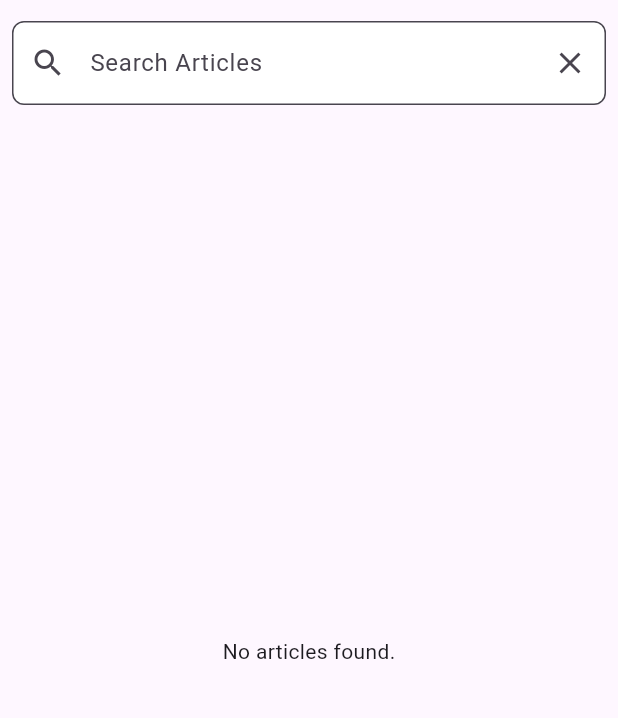
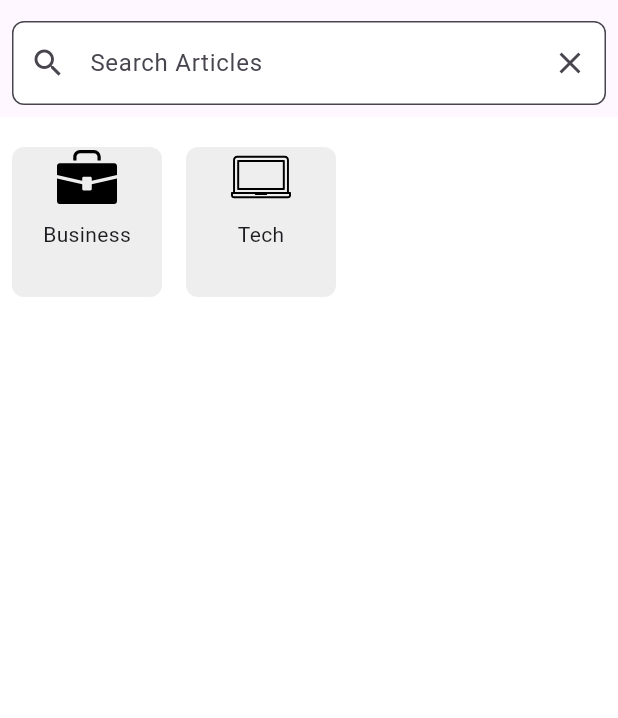
Before and after one commit to SitaaronKL/RUMAD-Hackathon-NewsApp, a Flutter app: the screen it shows after launch, on a phone screen of 412 x 824 dp, the part 51-769 px from its top. Run offline on Flutter 3.47's test engine with Material 3 defaults, Android fonts, the phone set to English and light mode, and no system bars; our stand-ins replace flutter_svg, hive; accounts and stored records are empty; network calls fail.

Commit message:
New Changes

```diff
--- /dev/null
+++ b/lib/models/featured_news_model.dart
@@ -0,0 +1,27 @@
+import 'package:flutter/material.dart';
+
+class FeaturedNewsModel {
+  String title;
+  String description;
+  String imageUrl;
+  String source;
+  String duration;
+  Color boxColor;
+  bool viewIsSelected;
+
+  FeaturedNewsModel({
+    required this.title,
+    required this.description,
+    required this.imageUrl,
+    required this.source,
+    required this.duration,
+    required this.boxColor,
+    this.viewIsSelected = false,
+  });
+
+  static List<FeaturedNewsModel> getFeaturedNews() {
+    List<FeaturedNewsModel> featured = [];
+    // Add sample featured news
+    return featured;
+  }
+}
--- /dev/null
+++ b/lib/models/news_category_model.dart
@@ -0,0 +1,22 @@
+import 'package:flutter/material.dart';
+
+class NewsCategoryModel {
+  final String name;
+  final String iconPath;
+
+  NewsCategoryModel({required this.name, required this.iconPath});
+
+  static List<NewsCategoryModel> getCategories() {
+    return [
+      NewsCategoryModel(
+        name: 'Business',
+        iconPath: 'assets/icons/business.svg',
+      ),
+      NewsCategoryModel(
+        name: 'Tech',
+        iconPath: 'assets/icons/tech.svg',
+      ),
+      // Add other categories...
+    ];
+  }
+}
--- a/lib/pages/home_page.dart
+++ b/lib/pages/home_page.dart
@@ -2,8 +2,15 @@ import 'package:flutter/material.dart';
 import '../models/article.dart';
 import '../services/api_service.dart';
 import '../services/hive_service.dart';
+import 'package:flutter_svg/svg.dart';
+import '../models/news_category_model.dart';
+import '../models/featured_news_model.dart';
+import 'business_articles_page.dart';
+import 'tech_articles_page.dart';
 
 class HomePage extends StatefulWidget {
+  const HomePage({super.key});
+
   @override
   _HomePageState createState() => _HomePageState();
 }
@@ -12,18 +19,20 @@ class _HomePageState extends State<HomePage> {
   final ApiService _apiService = ApiService();
   final HiveService _hiveService = HiveService();
   List<Article> _articles = [];
-  bool _isLoading = true;
   final TextEditingController _searchController = TextEditingController();
+  List<NewsCategoryModel> categories = [];
+  List<FeaturedNewsModel> featuredNews = [];
 
   @override
   void initState() {
     super.initState();
-    _initializeArticles();
+    _getInitialInfo();
   }
 
-  Future<void> _initializeArticles() async {
-    await _hiveService.openBox();
-    await _loadArticles();
+  void _getInitialInfo() {
+    categories = NewsCategoryModel.getCategories();
+    featuredNews = FeaturedNewsModel.getFeaturedNews();
+    _loadArticles();
   }
 
   Future<void> _loadArticles() async {
@@ -32,13 +41,11 @@ class _HomePageState extends State<HomePage> {
       await _hiveService.saveArticles(articles);
       setState(() {
         _articles = articles;
-        _isLoading = false;
       });
     } catch (e) {
       // Load articles from local storage if API call fails
       setState(() {
         _articles = _hiveService.getSavedArticles();
-        _isLoading = false;
       });
     }
   }
@@ -48,45 +55,43 @@ class _HomePageState extends State<HomePage> {
       await _loadArticles();
       return;
     }
-    setState(() {
-      _isLoading = true;
-    });
     try {
       List<Article> articles = await _apiService.searchArticles(query);
       setState(() {
         _articles = articles;
-        _isLoading = false;
       });
     } catch (e) {
       // Handle error
-      setState(() {
-        _isLoading = false;
-      });
     }
-  }
-
-  Widget _buildArticleItem(Article article) {
-    return ListTile(
-      leading: article.urlToImage != null && article.urlToImage!.isNotEmpty
-          ? Image.network(article.urlToImage!, width: 100, fit: BoxFit.cover)
-          : null,
-      title: Text(article.title ?? 'No Title'),
-      subtitle: Text(article.description ?? 'No Description'),
-      onTap: () {
-        // Handle article tap, e.g., navigate to detail page or open URL
-      },
-    );
   }
 
   @override
   Widget build(BuildContext context) {
-    return Scaffold(
-        appBar: AppBar(
-          title: Text('News App'),
+    return SafeArea(
+      child: Scaffold(
+        backgroundColor: Colors.white,
+        appBar: _buildAppBar(),
+        body: ListView(
+          padding: const EdgeInsets.symmetric(vertical: 20),
+          children: [
+            _categoriesSection(),
+            const SizedBox(height: 40),
+            _featuredSection(),
+            const SizedBox(height: 40),
+            _latestNewsSection(),
+          ],
+        ),
+      ),
+    );
+  }
+
+  AppBar _buildAppBar() {
+    return AppBar(
+      title: const Text('News App'),
       bottom: PreferredSize(
-            preferredSize: Size.fromHeight(56.0),
+        preferredSize: const Size.fromHeight(56.0),
         child: Padding(
-              padding: EdgeInsets.all(8.0),
+          padding: const EdgeInsets.all(8.0),
           child: TextField(
             controller: _searchController,
             onSubmitted: _searchArticles,
@@ -94,9 +99,9 @@ class _HomePageState extends State<HomePage> {
               hintText: 'Search Articles',
               fillColor: Colors.white,
               filled: true,
-                  prefixIcon: Icon(Icons.search),
+              prefixIcon: const Icon(Icons.search),
               suffixIcon: IconButton(
-                    icon: Icon(Icons.clear),
+                icon: const Icon(Icons.clear),
                 onPressed: () {
                   _searchController.clear();
                   _searchArticles('');
@@ -109,16 +114,190 @@ class _HomePageState extends State<HomePage> {
           ),
         ),
       ),
+    );
+  }
+
+  Widget _categoriesSection() {
+    return SizedBox(
+      height: 100,
+      child: ListView.builder(
+        scrollDirection: Axis.horizontal,
+        itemCount: categories.length,
+        itemBuilder: (context, index) {
+          return CategoryItem(
+            category: categories[index],
+            articles: _articles,
+          );
+        },
       ),
-        body: _isLoading
-            ? Center(child: CircularProgressIndicator())
-            : _articles.isEmpty
-                ? Center(child: Text('No articles found.'))
-                : ListView.builder(
+    );
+  }
+
+  Widget _featuredSection() {
+    return SizedBox(
+      height: 250,
+      child: ListView.builder(
+        scrollDirection: Axis.horizontal,
+        itemCount: featuredNews.length,
+        itemBuilder: (context, index) {
+          return FeaturedNewsItem(news: featuredNews[index]);
+        },
+      ),
+    );
+  }
+
+  Widget _latestNewsSection() {
+    return SizedBox(
+      height: 250,
+      child: ListView.builder(
+        scrollDirection: Axis.horizontal,
         itemCount: _articles.length,
         itemBuilder: (context, index) {
-                      return _buildArticleItem(_articles[index]);
+          return ArticleItem(article: _articles[index]);
         },
-                  ));
+      ),
+    );
   }
 }
+
+class FeaturedNewsItem extends StatelessWidget {
+  final FeaturedNewsModel news;
+
+  const FeaturedNewsItem({super.key, required this.news});
+
+  @override
+  Widget build(BuildContext context) {
+    return Container(
+      width: 200,
+      margin: const EdgeInsets.symmetric(horizontal: 8),
+      child: Column(
+        crossAxisAlignment: CrossAxisAlignment.start,
+        children: [
+          Image.network(
+            news.imageUrl,
+            height: 150,
+            width: double.infinity,
+            fit: BoxFit.cover,
+          ),
+          const SizedBox(height: 8),
+          Text(
+            news.title,
+            style: const TextStyle(fontWeight: FontWeight.bold),
+            maxLines: 2,
+            overflow: TextOverflow.ellipsis,
+          ),
+        ],
+      ),
+    );
+  }
+}
+
+class CategoryItem extends StatelessWidget {
+  final NewsCategoryModel category;
+  final List<Article> articles;
+
+  const CategoryItem({super.key, required this.category, required this.articles});
+
+  @override
+  Widget build(BuildContext context) {
+    return GestureDetector(
+      onTap: () {
+        print('Category tapped: ${category.name.toLowerCase()}');
+        switch (category.name.toLowerCase()) {
+          case 'business':
+            print('Navigating to Business page');
+            Navigator.push(
+              context,
+              MaterialPageRoute(
+                builder: (context) => BusinessArticlesPage(articles: articles),
+              ),
+            );
+            break;
+          case 'technology':
+            print('Navigating to Tech page');
+            Navigator.push(
+              context,
+              MaterialPageRoute(
+                builder: (context) => TechArticlesPage(articles: articles),
+              ),
+            );
+            break;
+          default:
+            print('No matching category found');
+        }
+      },
+      child: Container(
+        width: 100,
+        margin: const EdgeInsets.symmetric(horizontal: 8),
+        decoration: BoxDecoration(
+          color: Colors.grey[200],
+          borderRadius: BorderRadius.circular(8),
+        ),
+        child: Column(
+          children: [
+            SvgPicture.asset(
+              category.iconPath,
+              height: 40,
+              width: 40,
+              placeholderBuilder: (BuildContext context) => Container(
+                padding: const EdgeInsets.all(8.0),
+                child: const CircularProgressIndicator(),
+              ),
+            ),
+            const SizedBox(height: 8),
+            Text(category.name),
+          ],
+        ),
+      ),
+    );
+  }
+}
+
+class ArticleItem extends StatelessWidget {
+  final Article article;
+
+  const ArticleItem({super.key, required this.article});
+
+  @override
+  Widget build(BuildContext context) {
+    return Container(
+      width: 200,
+      margin: const EdgeInsets.symmetric(horizontal: 8),
+      child: GestureDetector(
+        onTap: () {
+          // Handle article tap, e.g., navigate to detail page or open URL
+        },
+        child: Column(
+          crossAxisAlignment: CrossAxisAlignment.start,
+          children: [
+            article.urlToImage != null && article.urlToImage!.isNotEmpty
+                ? Image.network(
+                    article.urlToImage!,
+                    height: 120,
+                    width: double.infinity,
+                    fit: BoxFit.cover,
+                  )
+                : Container(
+                    height: 120,
+                    color: Colors.grey,
+                    child: const Center(child: Icon(Icons.image)),
+                  ),
+            const SizedBox(height: 8),
+            Text(
+              article.title ?? 'No Title',
+              style: const TextStyle(fontWeight: FontWeight.bold),
+              maxLines: 2,
+              overflow: TextOverflow.ellipsis,
+            ),
+            const SizedBox(height: 4),
+            Text(
+              article.description ?? 'No Description',
+              maxLines: 2,
+              overflow: TextOverflow.ellipsis,
+            ),
+          ],
+        ),
+      ),
+    );
+  }
+}
--- a/lib/services/hive_service.dart
+++ b/lib/services/hive_service.dart
@@ -5,8 +5,12 @@ class HiveService {
   static const String _boxName = 'articlesBox';
 
   Future<void> openBox() async {
+    try {
       if (!Hive.isBoxOpen(_boxName)) {
         await Hive.openBox<Article>(_boxName);
+      }
+    } catch (e) {
+      print('Error opening box: $e');
     }
   }
 
@@ -15,13 +19,22 @@ class HiveService {
   }
 
   Future<void> saveArticles(List<Article> articles) async {
+    try {
       final box = getBox();
       await box.clear();
       await box.addAll(articles);
+    } catch (e) {
+      print('Error saving articles: $e');
+    }
   }
 
   List<Article> getSavedArticles() {
+    try {
       final box = getBox();
       return box.values.toList();
+    } catch (e) {
+      print('Error retrieving articles: $e');
+      return [];
     }
   }
+}
--- a/pubspec.yaml
+++ b/pubspec.yaml
@@ -37,6 +37,7 @@ dependencies:
   # The following adds the Cupertino Icons font to your application.
   # Use with the CupertinoIcons class for iOS style icons.
   cupertino_icons: ^1.0.8
+  flutter_svg: ^2.0.9
 
 dev_dependencies:
   hive_generator: ^1.1.0
@@ -90,3 +91,6 @@ flutter:
   #
   # For details regarding fonts from package dependencies,
   # see https://flutter.dev/to/font-from-package
+
+  assets:
+    - assets/icons/
```
Also changed, not shown: lib/main.dart (+8 -14 lines), lib/pages/business_articles_page.dart (added, +30 -0 lines), lib/pages/tech_articles_page.dart (added, +30 -0 lines), assets/icons/business.svg (added), assets/icons/tech.svg (added), pubspec.lock. Lines whose indentation alone changed are shown as unchanged.
